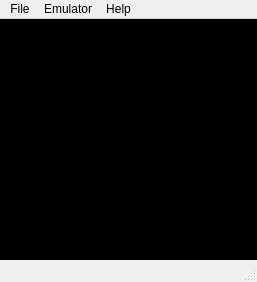
Before: the Qt Designer form apps/nes-emulator/mainwindow.ui in christopherpow/nesicide, drawn with Qt 5.
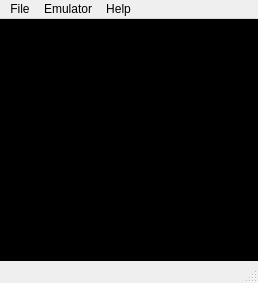
After: the same form once the commit is applied. Icons and pictures are not drawn.

Commit message: Adding people to Credits. Fixing bug in nes-emulator where window size is incorrect.

The edit to the form file:
```diff
--- a/apps/nes-emulator/mainwindow.ui
+++ b/apps/nes-emulator/mainwindow.ui
@@ -6,8 +6,8 @@
    <rect>
     <x>0</x>
     <y>0</y>
-    <width>257</width>
-    <height>282</height>
+    <width>258</width>
+    <height>283</height>
    </rect>
   </property>
   <property name="sizePolicy">
@@ -18,8 +18,8 @@
   </property>
   <property name="minimumSize">
    <size>
-    <width>257</width>
-    <height>282</height>
+    <width>258</width>
+    <height>283</height>
    </size>
   </property>
   <property name="sizeIncrement">
@@ -65,8 +65,8 @@
       </property>
       <property name="minimumSize">
        <size>
-        <width>256</width>
-        <height>240</height>
+        <width>257</width>
+        <height>241</height>
        </size>
       </property>
       <property name="mouseTracking">
@@ -104,7 +104,7 @@
     <rect>
      <x>0</x>
      <y>0</y>
-     <width>257</width>
+     <width>258</width>
      <height>21</height>
     </rect>
    </property>
```
The commit also changes 7 other files.
